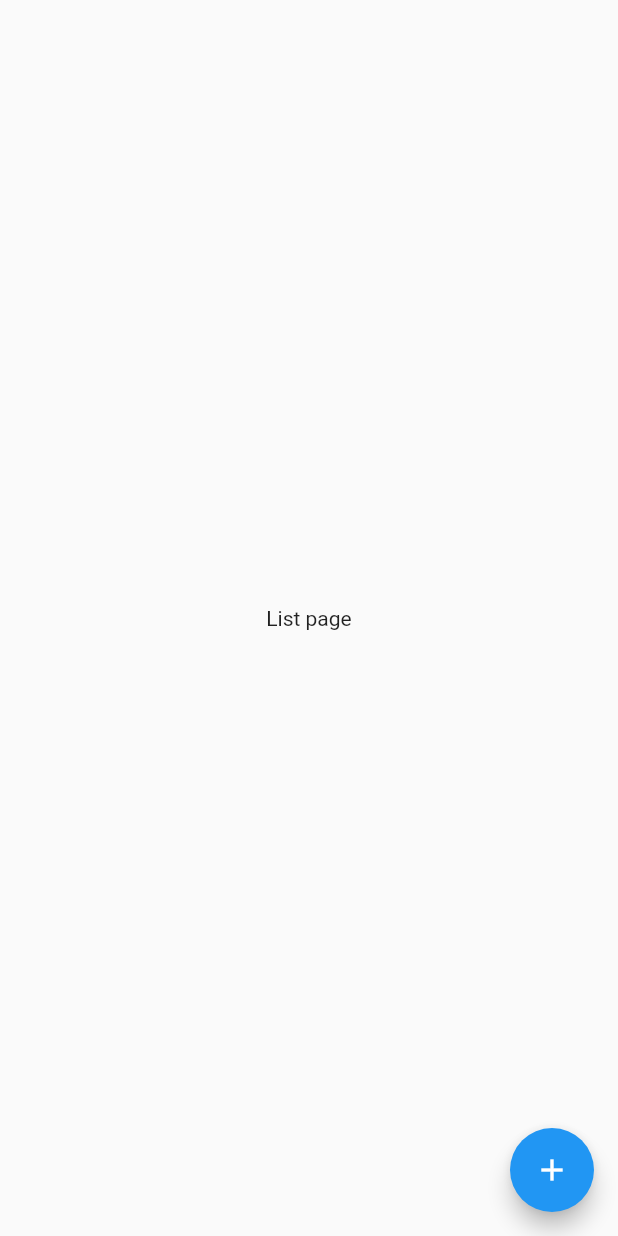
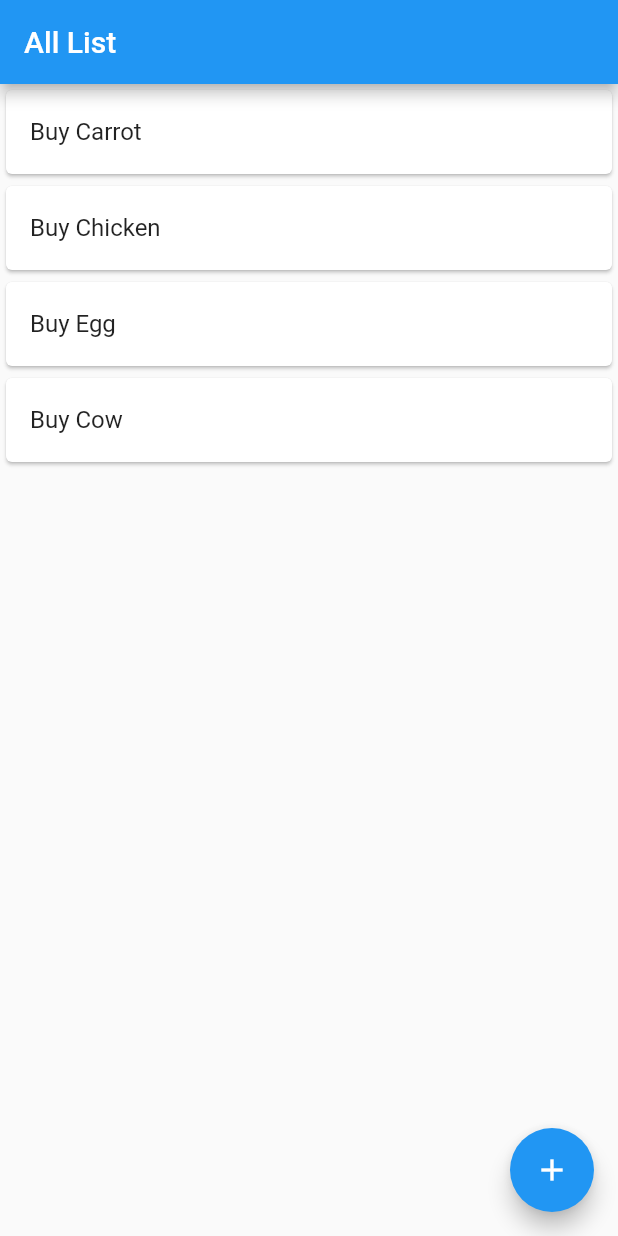
Before and after one commit to GakkyTom/todoapp-flutter, a Flutter app: the screen it shows after launch, on a phone screen of 412 x 824 dp. Run offline on Flutter 3.47's test engine with Material 2 defaults, Android fonts, the phone set to English and light mode, and no system bars.

Commit message:
implement list view

```diff
--- a/lib/main.dart
+++ b/lib/main.dart
@@ -25,8 +25,32 @@ class TodoListPage extends StatelessWidget {
   @override
   Widget build(BuildContext context) {
     return Scaffold(
-      body: const Center(
-        child: Text('List page'),
+      appBar: AppBar(
+        title: const Text('All List'),
+      ),
+      body: ListView(
+        children: const <Widget>[
+          Card(
+            child: ListTile(
+              title: Text('Buy Carrot'),
+            ),
+          ),
+          Card(
+            child: ListTile(
+              title: Text('Buy Chicken'),
+            ),
+          ),
+          Card(
+            child: ListTile(
+              title: Text('Buy Egg'),
+            ),
+          ),
+          Card(
+            child: ListTile(
+              title: Text('Buy Cow'),
+            ),
+          ),
+        ],
       ),
       floatingActionButton: FloatingActionButton(
         onPressed: () {
```
